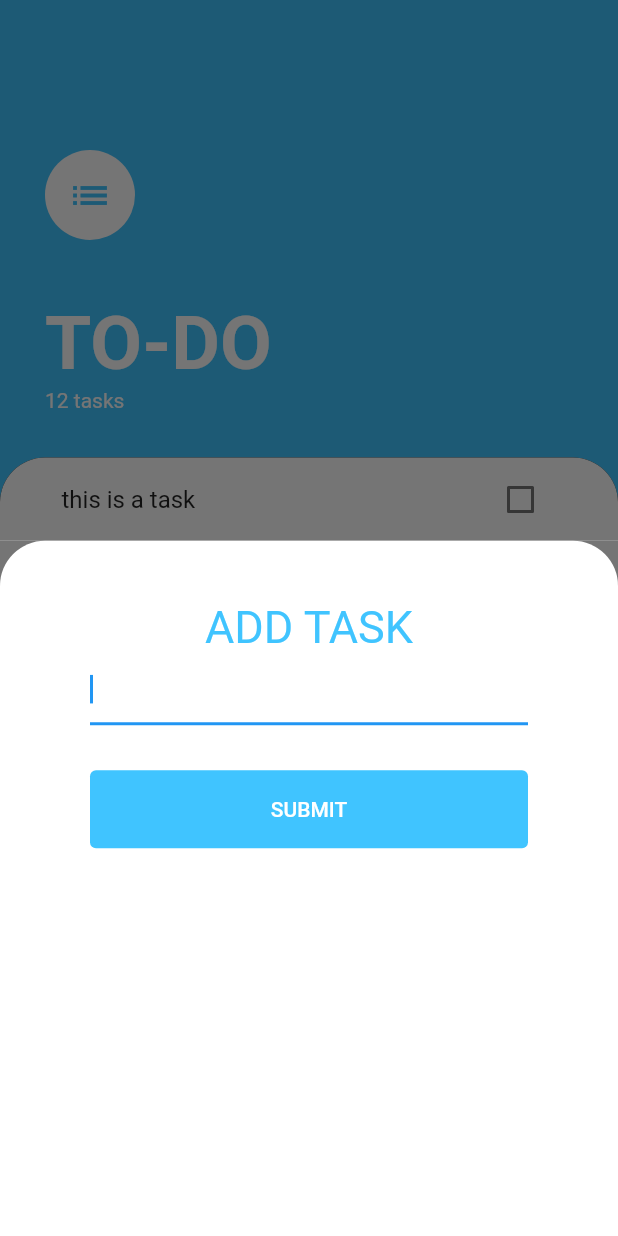
After one commit to akshaykoni174285/To-Do-App, a Flutter app: the screen it shows after launch, after a tap on the "add" icon, on a phone screen of 412 x 824 dp. The commit adds this screen. Run offline on Flutter 3.47's test engine with Material 2 defaults, Android fonts, the phone set to English and light mode, and no system bars.

Commit message:
updated ui

```diff
--- a/lib/main.dart
+++ b/lib/main.dart
@@ -1,7 +1,5 @@
-// ignore_for_file: prefer_const_constructors
-
 import 'package:flutter/material.dart';
-import 'package:to_do_application/screens/tasks_screen.dart';
+import 'package:to_do_application/screens/task_screen.dart';
 
 void main() {
   runApp(const MyApp());
--- /dev/null
+++ b/lib/screens/Bottom_Screen.dart
@@ -0,0 +1,60 @@
+import 'package:flutter/cupertino.dart';
+import 'package:flutter/material.dart';
+
+class Bottom_Screen extends StatelessWidget {
+  const Bottom_Screen({Key? key}) : super(key: key);
+
+  @override
+  Widget build(BuildContext context) {
+    return Container(
+      color: Color(0xFF757575),
+      child: Container(
+        decoration: BoxDecoration(
+          color: Colors.white,
+          borderRadius: BorderRadius.only(
+            topRight: Radius.circular(30),
+            topLeft: Radius.circular(30),
+          ),
+        ),
+        child: Padding(
+          padding: EdgeInsets.symmetric(horizontal: 60, vertical: 40),
+          child: Column(
+            crossAxisAlignment: CrossAxisAlignment.stretch,
+            children: [
+              Text(
+                'ADD TASK',
+                textAlign: TextAlign.center,
+                style: TextStyle(
+                  color: Colors.lightBlueAccent,
+                  fontSize: 30,
+                ),
+              ),
+              TextField(
+                decoration: InputDecoration(),
+                autofocus: true,
+              ),
+              SizedBox(
+                height: 30,
+              ),
+              TextButton(
+                style: TextButton.styleFrom(
+                  backgroundColor: Colors.lightBlueAccent,
+                ),
+                onPressed: () {},
+                child: Padding(
+                  padding: EdgeInsets.symmetric(vertical: 10),
+                  child: Text(
+                    'SUBMIT',
+                    style: TextStyle(
+                      color: Colors.white,
+                    ),
+                  ),
+                ),
+              ),
+            ],
+          ),
+        ),
+      ),
+    );
+  }
+}
--- a/lib/screens/tasks_screen.dart
+++ b/lib/screens/task_screen.dart
@@ -1,7 +1,6 @@
-// ignore_for_file: camel_case_types, prefer_const_constructors, prefer_const_literals_to_create_immutables
-
 import 'package:flutter/material.dart';
 import 'package:to_do_application/widgets/Task_List.dart';
+import 'Bottom_Screen.dart';
 
 class Task_Screen extends StatelessWidget {
   const Task_Screen({Key? key}) : super(key: key);
@@ -9,7 +8,15 @@ class Task_Screen extends StatelessWidget {
   @override
   Widget build(BuildContext context) {
     return Scaffold(
-      backgroundColor: Colors.blueAccent,
+      floatingActionButton: FloatingActionButton(
+        backgroundColor: Colors.lightBlueAccent,
+        onPressed: () {
+          showModalBottomSheet(
+              context: context, builder: (context) => Bottom_Screen());
+        },
+        child: Icon(Icons.add),
+      ),
+      backgroundColor: Colors.lightBlueAccent,
       body: Column(
         crossAxisAlignment: CrossAxisAlignment.start,
         children: [
```
